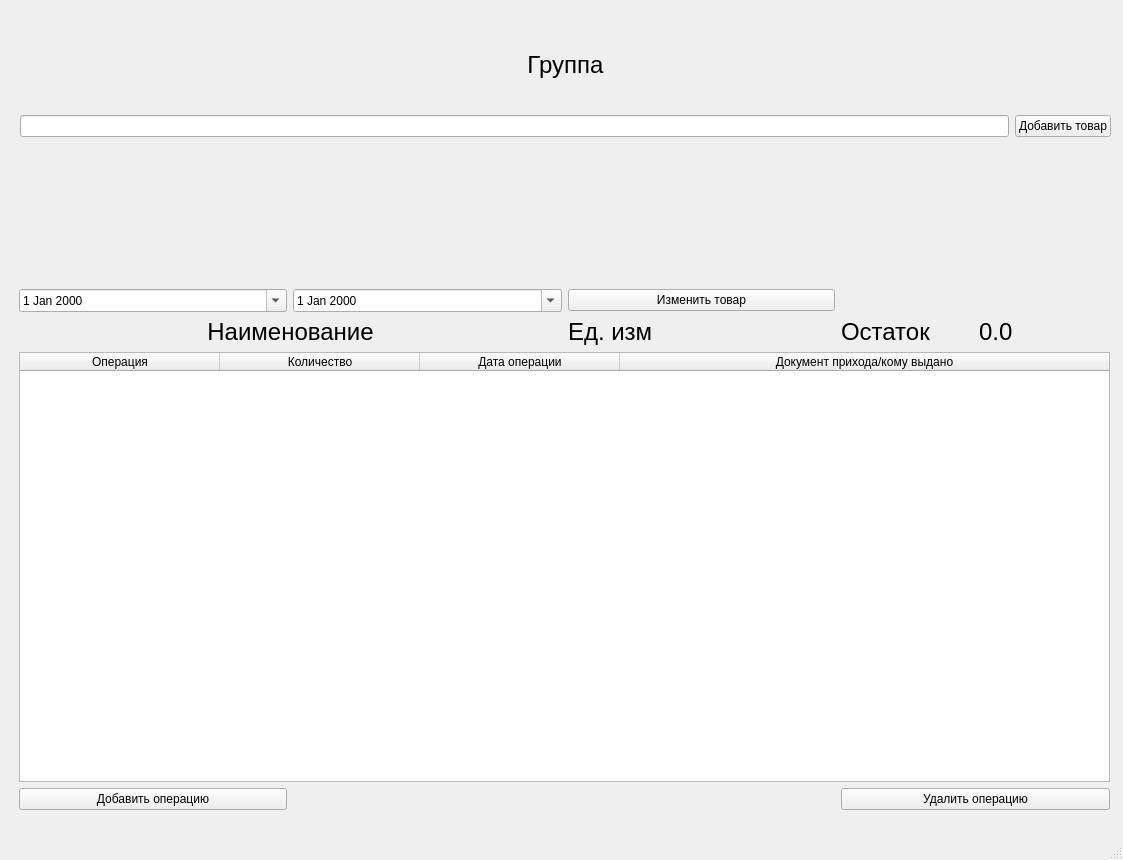
Qt form UI_files/maiwindo.ui (Vofanchik/AptecnyiSklad) before a commit.
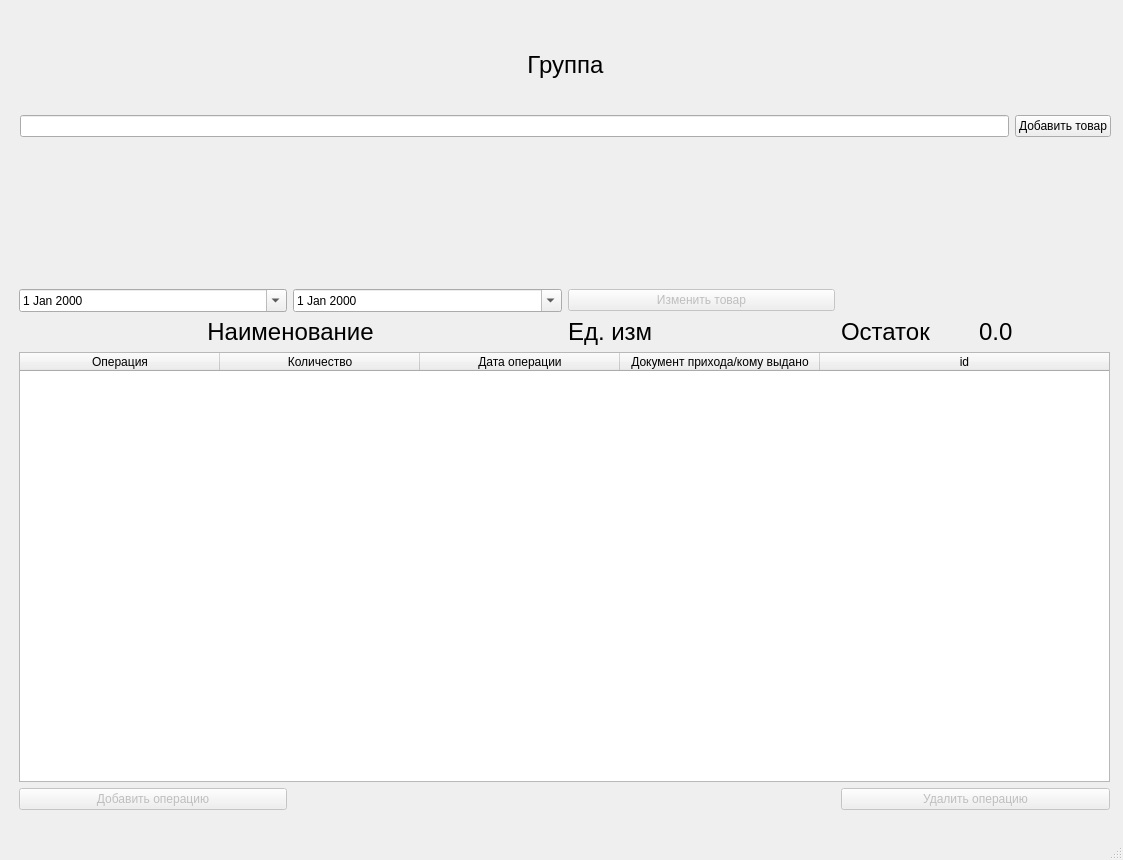
The same form after that commit.

What changed in the file:
```diff
--- a/UI_files/maiwindo.ui
+++ b/UI_files/maiwindo.ui
@@ -33,6 +33,9 @@
      </item>
      <item row="3" column="3">
       <widget class="QPushButton" name="pushButton_2">
+       <property name="enabled">
+        <bool>false</bool>
+       </property>
        <property name="text">
         <string>Удалить операцию</string>
        </property>
@@ -103,12 +106,20 @@
          <string>Документ прихода/кому выдано</string>
         </property>
        </column>
+       <column>
+        <property name="text">
+         <string>id</string>
+        </property>
+       </column>
       </widget>
      </item>
      <item row="3" column="0">
       <layout class="QHBoxLayout" name="horizontalLayout">
        <item>
         <widget class="QPushButton" name="pushButton_3">
+         <property name="enabled">
+          <bool>false</bool>
+         </property>
          <property name="text">
           <string>Добавить операцию</string>
          </property>
@@ -152,6 +163,9 @@
      </item>
      <item row="0" column="2">
       <widget class="QPushButton" name="pushButton">
+       <property name="enabled">
+        <bool>false</bool>
+       </property>
        <property name="text">
         <string>Изменить товар</string>
        </property>
```
